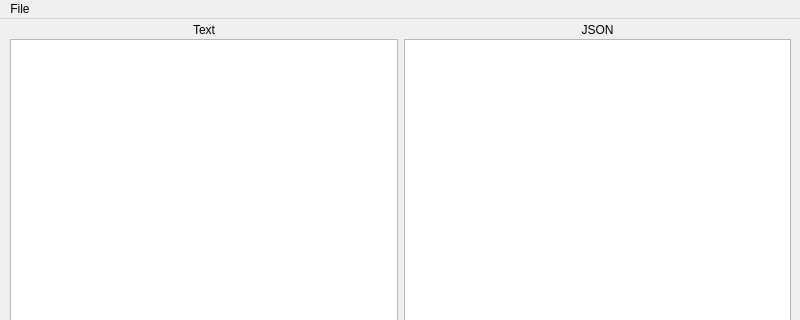
Qt form src/mainwindow.ui (shitwolfymakes/Endless-Sky-Mission-Builder) before a commit; both pictures show x 0 to 800 and y 0 to 320 of the 800 by 600 pixel window.
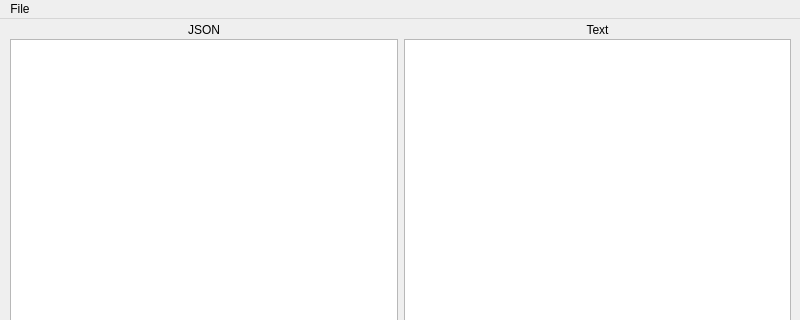
The same form after that commit.

Commit message: Removed deprecated code and completed TODOs

Diff of the .ui file:
```diff
--- a/src/mainwindow.ui
+++ b/src/mainwindow.ui
@@ -14,6 +14,9 @@
    <string>MainWindow</string>
   </property>
   <widget class="QWidget" name="centralwidget">
+   <property name="enabled">
+    <bool>true</bool>
+   </property>
    <widget class="QWidget" name="horizontalLayoutWidget">
     <property name="geometry">
      <rect>
@@ -24,6 +27,16 @@
      </rect>
     </property>
     <layout class="QHBoxLayout" name="horizontalLayout">
+     <item>
+      <widget class="QTextEdit" name="jsonDisplay">
+       <property name="lineWrapMode">
+        <enum>QTextEdit::NoWrap</enum>
+       </property>
+       <property name="readOnly">
+        <bool>true</bool>
+       </property>
+      </widget>
+     </item>
      <item>
       <widget class="QTextEdit" name="textDisplay">
        <property name="lineWrapMode">
@@ -37,16 +50,6 @@
        </property>
       </widget>
      </item>
-     <item>
-      <widget class="QTextEdit" name="jsonDisplay">
-       <property name="lineWrapMode">
-        <enum>QTextEdit::NoWrap</enum>
-       </property>
-       <property name="readOnly">
-        <bool>true</bool>
-       </property>
-      </widget>
-     </item>
     </layout>
    </widget>
    <widget class="QWidget" name="verticalLayoutWidget">
@@ -92,6 +95,16 @@
      </rect>
     </property>
     <layout class="QHBoxLayout" name="horizontalLayout_3">
+     <item>
+      <widget class="QLabel" name="label_2">
+       <property name="text">
+        <string>JSON</string>
+       </property>
+       <property name="alignment">
+        <set>Qt::AlignCenter</set>
+       </property>
+      </widget>
+     </item>
      <item>
       <widget class="QLabel" name="label">
        <property name="text">
@@ -105,16 +118,6 @@
        </property>
       </widget>
      </item>
-     <item>
-      <widget class="QLabel" name="label_2">
-       <property name="text">
-        <string>JSON</string>
-       </property>
-       <property name="alignment">
-        <set>Qt::AlignCenter</set>
-       </property>
-      </widget>
-     </item>
     </layout>
    </widget>
   </widget>
```
The commit also changes 2 other files.
